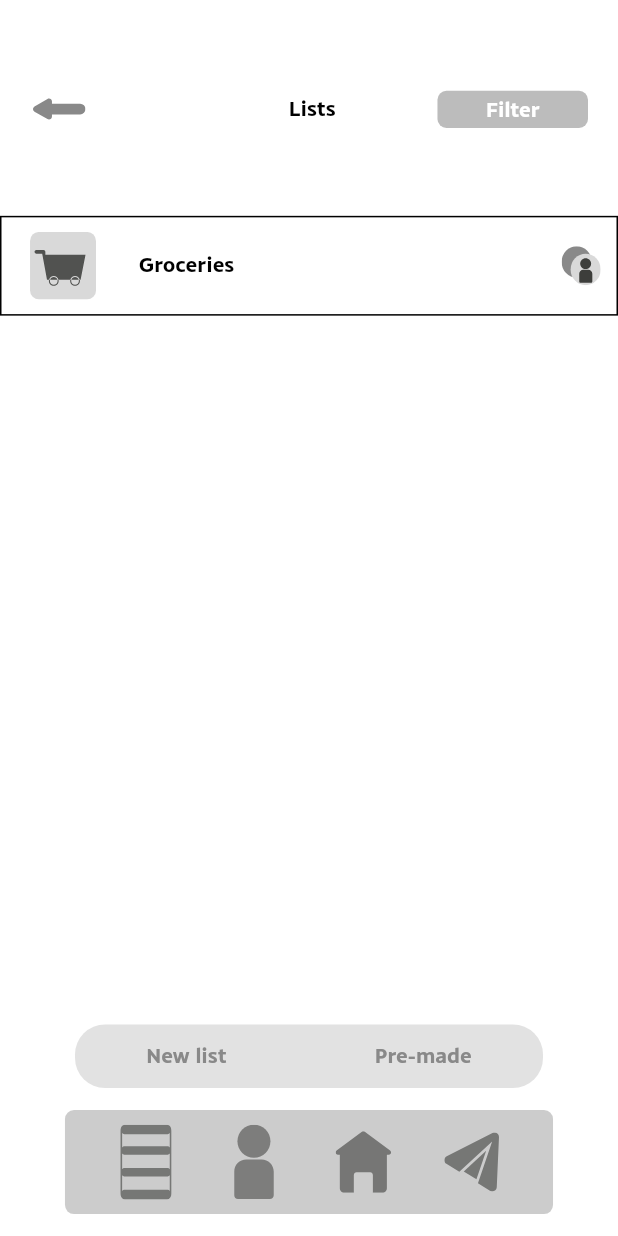
After one commit to AhmedOsaama/grocery_bargains, a Flutter app: the ListsScreen screen opened directly, after a tap on the "add" icon, on a phone screen of 412 x 824 dp. The commit adds this screen. Run offline on Flutter 3.47's test engine with Material 2 defaults, Android fonts, the phone set to English and light mode, and no system bars; our stand-ins replace flutter_screenutil, flutter_svg; project files that could hold a hidden picture were left out.

Commit message:
Finish invite screen and lists screen

```diff
--- a/lib/utils/icons_manager.dart
+++ b/lib/utils/icons_manager.dart
@@ -7,3 +7,8 @@ const String twitter = "$imgPath/twitter.png";
 const String home = "$imgPath/home.svg";
 const String options = "$imgPath/options.svg";
 const String backIcon = "$imgPath/back.svg";
+const String listIcon = "$imgPath/list.svg";
+const String messageIcon = "$imgPath/message.svg";
+const String profileIcon = "$imgPath/profile.svg";
+const String cartIcon = "$imgPath/cart.svg";
+const String peopleIcon = "$imgPath/people.svg";
--- /dev/null
+++ b/lib/view/components/generic_menu.dart
@@ -0,0 +1,46 @@
+import 'package:flutter/material.dart';
+import 'package:flutter_screenutil/flutter_screenutil.dart';
+
+import '../../utils/style_utils.dart';
+
+class GenericMenu extends StatelessWidget {
+  final String option1Text;
+  final String option2Text;
+  final Function() option1Func;
+  final Function() option2Func;
+  final double margin;
+  const GenericMenu({Key? key, required this.option1Text, required this.option2Text, required this.option1Func, required this.option2Func, this.margin = 50}) : super(key: key);
+
+  @override
+  Widget build(BuildContext context) {
+    return Container(
+      decoration: BoxDecoration(
+          borderRadius: BorderRadius.circular(20),
+          color: Color.fromRGBO(226, 226, 226, 1)
+      ),
+      margin: EdgeInsets.symmetric(
+        horizontal: margin,
+      ),
+      padding: EdgeInsets.symmetric(vertical: 12.h, horizontal: 45.w),
+      child: Row(
+        mainAxisAlignment: MainAxisAlignment.spaceBetween,
+        children: [
+          GestureDetector(
+            onTap: option1Func,
+            child: Text(
+              option1Text,
+              style: TextStyles.textViewBold15,
+            ),
+          ),
+          GestureDetector(
+            onTap: option2Func,
+            child: Text(
+              option2Text,
+              style: TextStyles.textViewBold15,
+            ),
+          ),
+        ],
+      ),
+    );
+  }
+}
--- /dev/null
+++ b/lib/view/components/nav_bar.dart
@@ -0,0 +1,34 @@
+import 'package:flutter/material.dart';
+import 'package:flutter_screenutil/flutter_screenutil.dart';
+import 'package:flutter_svg/svg.dart';
+
+import '../../config/routes/app_navigator.dart';
+import '../../utils/icons_manager.dart';
+import '../screens/lists_screen.dart';
+
+class NavBar extends StatelessWidget {
+  const NavBar({Key? key}) : super(key: key);
+
+  @override
+  Widget build(BuildContext context) {
+    return Container(
+      padding: EdgeInsets.symmetric(vertical: 10.h),
+      margin: EdgeInsets.symmetric(horizontal: 41.w,vertical: 15.h),
+      decoration: BoxDecoration(
+          borderRadius: BorderRadius.circular(6),
+          color: Color.fromRGBO(204, 204, 204, 1)
+      ),
+      child: Row(
+        mainAxisAlignment: MainAxisAlignment.spaceEvenly,
+        children: [
+          GestureDetector(
+              onTap: () => AppNavigator.push(context: context, screen: ListsScreen()),
+              child: SvgPicture.asset(listIcon,width: 35.w,height: 51.h,)),
+          SvgPicture.asset(profileIcon,width: 35.w,height: 51.h,),
+          SvgPicture.asset(home,width: 35.w,height: 51.h,color: const Color.fromRGBO(81, 82, 80, 0.7),),
+          SvgPicture.asset(messageIcon,width: 35.w,height: 51.h,),
+        ],
+      ),
+    );
+  }
+}
--- /dev/null
+++ b/lib/view/components/plus_button.dart
@@ -0,0 +1,36 @@
+import 'package:flutter/material.dart';
+import 'package:flutter_screenutil/flutter_screenutil.dart';
+
+import '../../config/routes/app_navigator.dart';
+import '../../utils/app_colors.dart';
+import '../screens/invite_screen.dart';
+
+class PlusButton extends StatelessWidget {
+  final Function() onTap;
+  const PlusButton({Key? key, required this.onTap}) : super(key: key);
+
+  @override
+  Widget build(BuildContext context) {
+    return GestureDetector(
+      onTap: onTap,
+      child: Container(
+        width: 31.w,
+        height: 31.h,
+        decoration: BoxDecoration(
+            shape: BoxShape.circle,
+            color: Color.fromRGBO(137, 137, 137, 1),
+            boxShadow: [
+              BoxShadow(
+                blurRadius: 4,
+                color: Colors.black.withOpacity(0.25),
+              )
+            ]),
+        child: Icon(
+          Icons.add,
+          color: Colors.white,
+          size: 10,
+        ),
+      ),
+    );
+  }
+}
--- a/lib/view/screens/home_screen.dart
+++ b/lib/view/screens/home_screen.dart
@@ -6,6 +6,8 @@ import 'package:swaav/utils/app_colors.dart';
 import 'package:swaav/utils/assets_manager.dart';
 import 'package:swaav/utils/icons_manager.dart';
 import 'package:swaav/utils/style_utils.dart';
+import 'package:swaav/view/components/nav_bar.dart';
+import 'package:swaav/view/screens/lists_screen.dart';
 import 'package:swaav/view/screens/profile_screen.dart';
 import 'package:swaav/view/widgets/list_type_widget.dart';
 
@@ -32,7 +34,7 @@ class HomeScreen extends StatelessWidget {
                     child: SvgPicture.asset(options,width: 22.w,height: 22.h,)),
               ],
             ),
-            SizedBox(height: 93.h,),
+            SizedBox(height: 70.h,),
             Padding(
               padding: const EdgeInsets.all(11.0),
               child: Text("Shopping Categories",style: TextStyles.textViewBold15,),
@@ -114,6 +116,7 @@ class HomeScreen extends StatelessWidget {
           ],
         ),
       ),
+      bottomNavigationBar: NavBar(),
     );
   }
 }
--- /dev/null
+++ b/lib/view/screens/lists_screen.dart
@@ -0,0 +1,113 @@
+import 'package:flutter/material.dart';
+import 'package:flutter_screenutil/flutter_screenutil.dart';
+import 'package:flutter_svg/flutter_svg.dart';
+import 'package:swaav/utils/icons_manager.dart';
+import 'package:swaav/utils/style_utils.dart';
+import 'package:swaav/view/components/button.dart';
+import 'package:swaav/view/components/generic_menu.dart';
+import 'package:swaav/view/components/nav_bar.dart';
+import 'package:swaav/view/components/plus_button.dart';
+import 'package:swaav/view/widgets/backbutton.dart';
+
+import '../../config/routes/app_navigator.dart';
+import 'new_list_screen.dart';
+
+class ListsScreen extends StatefulWidget {
+  const ListsScreen({Key? key}) : super(key: key);
+
+  @override
+  State<ListsScreen> createState() => _ListsScreenState();
+}
+
+class _ListsScreenState extends State<ListsScreen> {
+  bool isAdding = false;
+  @override
+  Widget build(BuildContext context) {
+    return Scaffold(
+      body: Column(
+        children: [
+          SizedBox(
+            height: 62.h,
+          ),
+          Padding(
+            padding: const EdgeInsets.symmetric(horizontal: 20),
+            child: Row(
+              mainAxisAlignment: MainAxisAlignment.spaceEvenly,
+              children: [
+                MyBackButton(),
+                Spacer(
+                  flex: 2,
+                ),
+                Text(
+                  "Lists",
+                  style:
+                      TextStyles.textViewBold15.copyWith(color: Colors.black),
+                  textAlign: TextAlign.center,
+                ),
+                Spacer(),
+                GenericButton(
+                  onPressed: () {},
+                  child: Text(
+                    "Filter",
+                    style: TextStyles.textViewBold15,
+                  ),
+                  borderRadius: BorderRadius.circular(6),
+                  width: 95.w,
+                  height: 26.h,
+                )
+              ],
+            ),
+          ),
+          SizedBox(
+            height: 50.h,
+          ),
+          Column(
+            children: [
+              Container(
+                padding: EdgeInsets.symmetric(vertical: 10.h),
+                margin: EdgeInsets.symmetric(vertical: 10.h),
+                width: double.infinity,
+                decoration: BoxDecoration(
+                  border: Border.all(color: Colors.black),
+                ),
+                child: Row(
+                  children: [
+                    SizedBox(
+                      width: 18.w,
+                    ),
+                    SvgPicture.asset(
+                      cartIcon,
+                    ),
+                    SizedBox(
+                      width: 27.w,
+                    ),
+                    Text(
+                      "Groceries",
+                      style: TextStyles.textViewBold15
+                          .copyWith(color: Colors.black),
+                    ),
+                    const Spacer(),
+                    SvgPicture.asset(peopleIcon),
+                    SizedBox(
+                      width: 10.w,
+                    ),
+                  ],
+                ),
+              ),
+            ],
+          ),
+          if (!isAdding)
+            PlusButton(onTap: () {
+              setState(() {
+                isAdding = true;
+              });
+            }),
+          Spacer(),
+          if (isAdding)
+            GenericMenu(option1Text: "New list", option2Text: "Pre-made", option1Func: () => AppNavigator.push(context: context,screen: NewListScreen()), option2Func: (){})
+        ],
+      ),
+      bottomNavigationBar: NavBar(),
+    );
+  }
+}
--- a/lib/view/widgets/backbutton.dart
+++ b/lib/view/widgets/backbutton.dart
@@ -5,12 +5,13 @@ import '../../config/routes/app_navigator.dart';
 import '../../utils/icons_manager.dart';
 
 class MyBackButton extends StatelessWidget {
-  const MyBackButton({Key? key}) : super(key: key);
+  final Function()? onTap;
+  const MyBackButton({Key? key, this.onTap}) : super(key: key);
 
   @override
   Widget build(BuildContext context) {
-    return   GestureDetector(
-        onTap: (){
+    return GestureDetector(
+        onTap: onTap ?? (){
           AppNavigator.pop(context: context);
         },
         child: SvgPicture.asset(backIcon));
```
Also changed, not shown: lib/view/components/my_scaffold.dart (added, +19 -0 lines), lib/view/screens/invite_screen.dart (added, +66 -0 lines), lib/view/screens/new_list_screen.dart (added, +80 -0 lines), lib/view/screens/profile_screen.dart (+99 -23 lines), lib/view/widgets/share_option_widget.dart (added, +26 -0 lines), assets/icon/cart.svg (added), assets/icon/list.svg (added), assets/icon/message.svg (added), assets/icon/people.svg (added), assets/icon/profile.svg (added).
